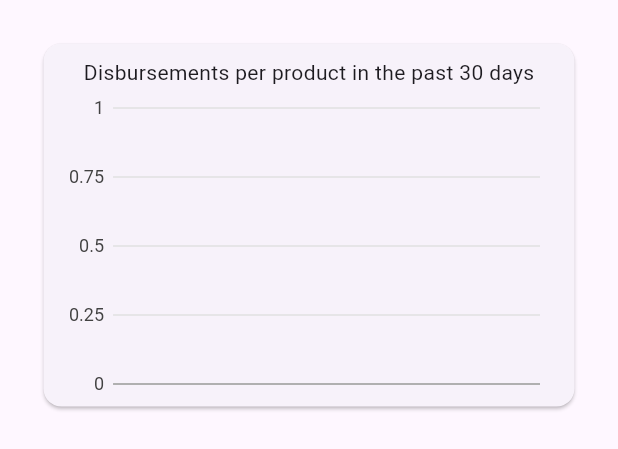
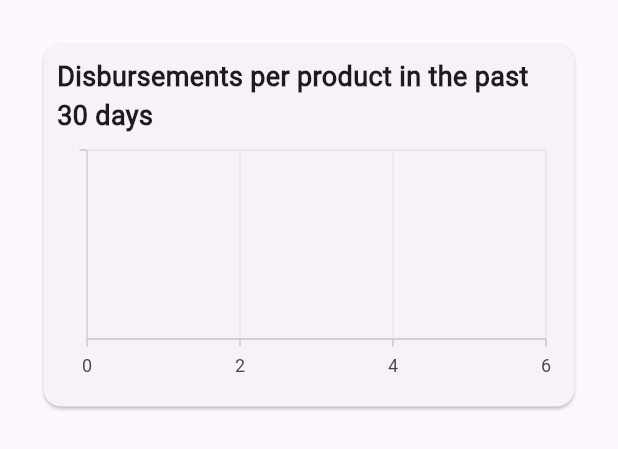
Before and after one commit to Yusufsy/aligo, a Flutter app: the SalesChart widget shown alone on an empty page, opened directly with empty values, on a phone screen of 412 x 824 dp. Shown: the top 449 px of the screen. Run offline on Flutter 3.47's test engine with Material 3 defaults, Android fonts, the phone set to English and light mode, and no system bars; our stand-ins replace cloud_firestore, file_picker, firebase_core, image_picker, sqflite, sqflite_common_ffi and 1 more; missing offline and left inert: excel, mobile_scanner; accounts and stored records are empty.

Commit message:
New chart package

```diff
--- a/lib/screens/report/sales_chart.dart
+++ b/lib/screens/report/sales_chart.dart
@@ -1,6 +1,6 @@
+import 'package:flutter/material.dart';
+import 'package:syncfusion_flutter_charts/charts.dart';
 import 'package:aligo/models/disbursement.dart';
-import 'package:charts_flutter/flutter.dart' as charts;
-import 'package:flutter/material.dart';
 
 class SalesChart extends StatelessWidget {
   final List<DisbursementRecord> data;
@@ -9,16 +9,6 @@ class SalesChart extends StatelessWidget {
 
   @override
   Widget build(BuildContext context) {
-    List<charts.Series<DisbursementRecord, String>> series = [
-      charts.Series(
-        id: "disbursements",
-        data: data,
-        domainFn: (DisbursementRecord series, _) => series.brand,
-        measureFn: (DisbursementRecord series, _) => int.parse(series.quantity),
-        // colorFn: (Inventory series, _) => Colors.blue,
-      )
-    ];
-
     return Container(
       height: 300,
       padding: const EdgeInsets.all(25),
@@ -29,10 +19,28 @@ class SalesChart extends StatelessWidget {
             children: <Widget>[
               const Text(
                 "Disbursements per product in the past 30 days",
+                style: TextStyle(fontSize: 18, fontWeight: FontWeight.bold),
               ),
               Expanded(
-                child: charts.BarChart(series, animate: true),
-              )
+                child: SfCartesianChart(
+                  primaryXAxis: CategoryAxis(),
+                  series: <CartesianSeries>[
+                    BarSeries<DisbursementRecord, String>(
+                      dataSource: data,
+                      xValueMapper: (DisbursementRecord record, _) =>
+                          record.brand,
+                      yValueMapper: (DisbursementRecord record, _) =>
+                          int.parse(record.quantity),
+                      color: Colors.blue,
+                      // Customize the color of the bars
+                      dataLabelSettings: const DataLabelSettings(
+                        isVisible: true, // Show values on top of the bars
+                      ),
+                    ),
+                  ],
+                  enableAxisAnimation: true,
+                ),
+              ),
             ],
           ),
         ),
```
Also changed, not shown: lib/screens/report/inventory_chart.dart (+21 -14 lines), pubspec.yaml (+9 -8 lines), pubspec.lock.
